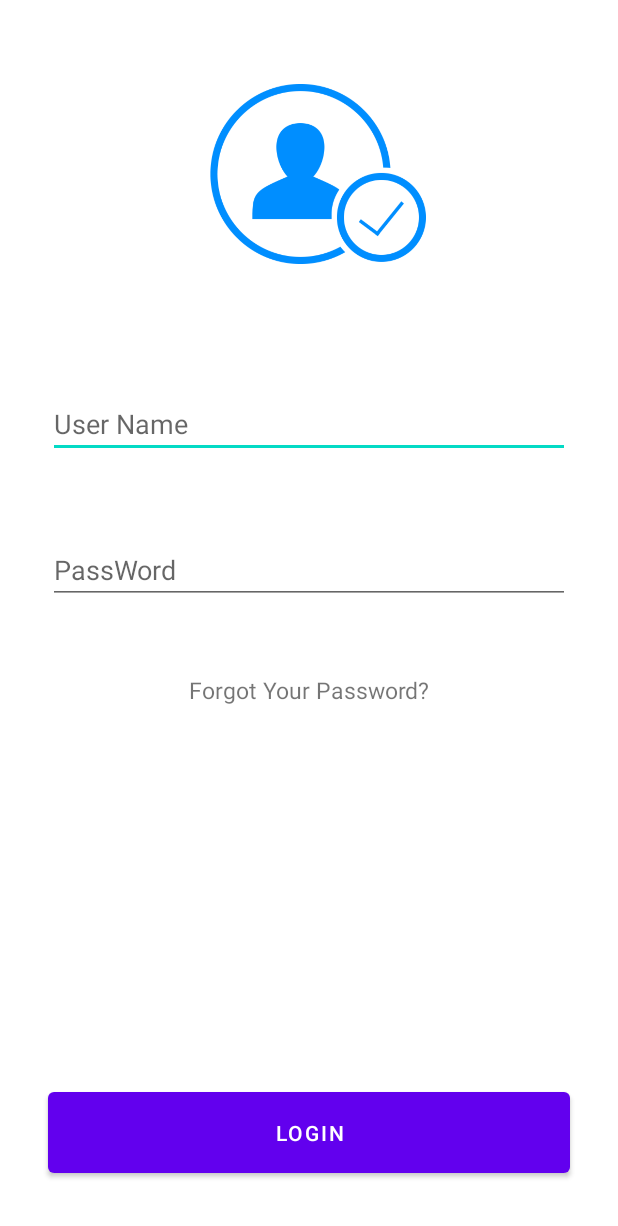
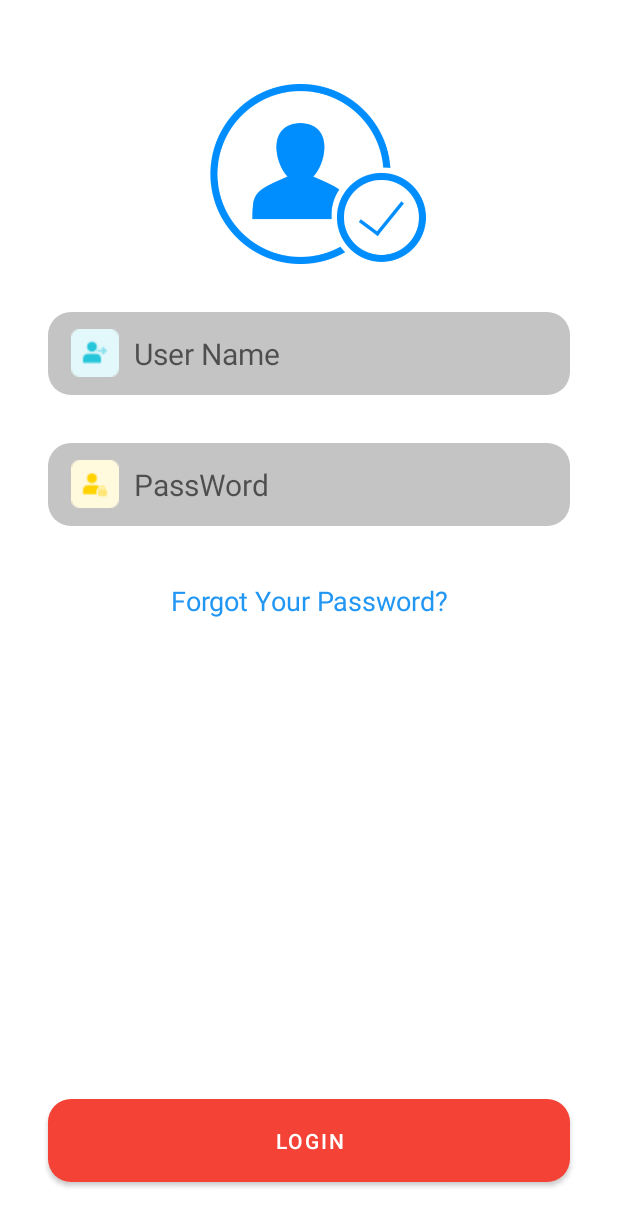
Before and after one commit to MaiKienCuong/android_code, an Android app: the screen it shows after launch (MainActivity), on a phone screen of 412 x 824 dp. Shown: the top 1226 px of the screen. Run offline under Robolectric (Android 15) with nearby library versions, the phone set to English and light mode, and no system bars.

Commit message:
update login form

```diff
--- /dev/null
+++ b/LoginForm/app/src/main/res/drawable-v24/bgtext.xml
@@ -0,0 +1,6 @@
+<?xml version="1.0" encoding="utf-8"?>
+<shape xmlns:android="http://schemas.android.com/apk/res/android"
+    android:shape="rectangle">
+    <solid android:color="#c4c4c4"></solid>
+    <corners android:radius="15dp"></corners>
+</shape>
--- /dev/null
+++ b/LoginForm/app/src/main/res/drawable/bgbtn.xml
@@ -0,0 +1,6 @@
+<?xml version="1.0" encoding="utf-8"?>
+<shape xmlns:android="http://schemas.android.com/apk/res/android"
+    android:shape="rectangle">
+    <solid android:color="#F44336"></solid>
+    <corners android:radius="15dp"></corners>
+</shape>
--- a/LoginForm/app/src/main/res/layout/activity_main.xml
+++ b/LoginForm/app/src/main/res/layout/activity_main.xml
@@ -9,13 +9,15 @@
     <Button
         android:id="@+id/button"
         android:layout_width="0dp"
-        android:layout_height="66dp"
+        android:layout_height="55dp"
         android:layout_marginStart="32dp"
         android:layout_marginLeft="32dp"
         android:layout_marginEnd="32dp"
         android:layout_marginRight="32dp"
         android:layout_marginBottom="36dp"
+        android:background="@drawable/bgbtn"
         android:text="Login"
+        app:backgroundTint="@null"
         app:layout_constraintBottom_toBottomOf="parent"
         app:layout_constraintEnd_toEndOf="parent"
         app:layout_constraintHorizontal_bias="0.0"
@@ -25,15 +27,21 @@
     <EditText
         android:id="@+id/editTextTextPersonName"
         android:layout_width="0dp"
-        android:layout_height="45dp"
+        android:layout_height="55dp"
         android:layout_marginStart="32dp"
         android:layout_marginLeft="32dp"
-        android:layout_marginTop="84dp"
+        android:layout_marginTop="32dp"
         android:layout_marginEnd="32dp"
         android:layout_marginRight="32dp"
+        android:background="@drawable/bgtext"
+        android:drawableLeft="@drawable/user"
+        android:drawablePadding="10dp"
         android:ems="10"
         android:hint="User Name"
         android:inputType="textPersonName"
+        android:paddingLeft="15dp"
+        android:paddingRight="5dp"
+        android:textSize="20sp"
         app:layout_constraintEnd_toEndOf="parent"
         app:layout_constraintHorizontal_bias="0.0"
         app:layout_constraintStart_toStartOf="parent"
@@ -42,15 +50,21 @@
     <EditText
         android:id="@+id/editTextTextPassword"
         android:layout_width="0dp"
-        android:layout_height="wrap_content"
+        android:layout_height="55dp"
         android:layout_marginStart="32dp"
         android:layout_marginLeft="32dp"
-        android:layout_marginTop="52dp"
+        android:layout_marginTop="32dp"
         android:layout_marginEnd="32dp"
         android:layout_marginRight="32dp"
+        android:background="@drawable/bgtext"
+        android:drawableLeft="@drawable/pass"
+        android:drawablePadding="10dp"
         android:ems="10"
         android:hint="PassWord"
         android:inputType="textPassword"
+        android:paddingLeft="15dp"
+        android:paddingRight="5dp"
+        android:textSize="20sp"
         app:layout_constraintEnd_toEndOf="parent"
         app:layout_constraintHorizontal_bias="0.0"
         app:layout_constraintStart_toStartOf="parent"
@@ -62,12 +76,13 @@
         android:layout_height="35dp"
         android:layout_marginStart="32dp"
         android:layout_marginLeft="32dp"
-        android:layout_marginTop="40dp"
+        android:layout_marginTop="32dp"
         android:layout_marginEnd="32dp"
         android:layout_marginRight="32dp"
         android:gravity="center"
         android:text="Forgot Your Password?"
-        android:textSize="15sp"
+        android:textColor="#2196F3"
+        android:textSize="18sp"
         app:layout_constraintEnd_toEndOf="parent"
         app:layout_constraintHorizontal_bias="0.0"
         app:layout_constraintStart_toStartOf="parent"
--- a/LoginForm/app/src/main/res/values/colors.xml
+++ b/LoginForm/app/src/main/res/values/colors.xml
@@ -1,8 +1,8 @@
 <?xml version="1.0" encoding="utf-8"?>
 <resources>
     <color name="purple_200">#FFBB86FC</color>
-    <color name="purple_500">#FF6200EE</color>
-    <color name="purple_700">#FF3700B3</color>
+    <color name="purple_500">#CCF44336</color>
+    <color name="purple_700">#CCF44336</color>
     <color name="teal_200">#FF03DAC5</color>
     <color name="teal_700">#FF018786</color>
     <color name="black">#FF000000</color>
--- a/Sprinner/app/build.gradle
+++ b/Sprinner/app/build.gradle
@@ -33,6 +33,7 @@ dependencies {
     implementation 'androidx.appcompat:appcompat:1.2.0'
     implementation 'com.google.android.material:material:1.3.0'
     implementation 'androidx.constraintlayout:constraintlayout:2.0.4'
+    implementation 'androidx.legacy:legacy-support-v4:1.0.0'
     testImplementation 'junit:junit:4.+'
     androidTestImplementation 'androidx.test.ext:junit:1.1.2'
     androidTestImplementation 'androidx.test.espresso:espresso-core:3.3.0'
--- a/Sprinner/app/src/main/AndroidManifest.xml
+++ b/Sprinner/app/src/main/AndroidManifest.xml
@@ -9,6 +9,7 @@
         android:roundIcon="@mipmap/ic_launcher_round"
         android:supportsRtl="true"
         android:theme="@style/Theme.Sprinner">
+        <activity android:name=".MainActivity2"></activity>
         <activity android:name=".MainActivity">
             <intent-filter>
                 <action android:name="android.intent.action.MAIN" />
--- a/Sprinner/app/src/main/java/com/maikiencuong/sprinner/AoThun.java
+++ b/Sprinner/app/src/main/java/com/maikiencuong/sprinner/AoThun.java
@@ -1,6 +1,8 @@
 package com.maikiencuong.sprinner;
 
-public class AoThun {
+import java.io.Serializable;
+
+public class AoThun implements Serializable {
     private String ten;
     private double gia;
     private int image;
--- /dev/null
+++ b/Sprinner/app/src/main/res/drawable-v24/bgitem.xml
@@ -0,0 +1,6 @@
+<?xml version="1.0" encoding="utf-8"?>
+<shape xmlns:android="http://schemas.android.com/apk/res/android"
+    android:shape="rectangle">
+    <corners android:radius="50px"></corners>
+    <solid android:color="#F4DDDD"></solid>
+</shape>
--- a/Sprinner/app/src/main/res/drawable/image_tshirt.xml
+++ b/Sprinner/app/src/main/res/drawable/image_tshirt.xml
@@ -1,7 +1,7 @@
 <vector xmlns:android="http://schemas.android.com/apk/res/android" xmlns:aapt="http://schemas.android.com/aapt"
     android:viewportWidth="112.6732"
     android:viewportHeight="97.74358"
-    android:width="112.6732dp"
+    android:width="97.74357dp"
     android:height="97.74357dp">
     <group
         android:translateX="-239.0958"
--- a/Sprinner/app/src/main/res/values/strings.xml
+++ b/Sprinner/app/src/main/res/values/strings.xml
@@ -1,3 +1,5 @@
 <resources>
     <string name="app_name">Sprinner</string>
+    <!-- TODO: Remove or change this placeholder text -->
+    <string name="hello_blank_fragment">Hello blank fragment</string>
 </resources>
```
Also changed, not shown: Sprinner/app/src/main/java/com/maikiencuong/sprinner/CustomAdapter.java (+8 -10 lines), Sprinner/app/src/main/java/com/maikiencuong/sprinner/FragmentContent.java (added, +69 -0 lines), Sprinner/app/src/main/java/com/maikiencuong/sprinner/MainActivity.java (+11 -10 lines), Sprinner/app/src/main/java/com/maikiencuong/sprinner/MainActivity2.java (added, +19 -0 lines), Sprinner/app/src/main/res/layout/activity_main.xml (+14 -5 lines), Sprinner/app/src/main/res/layout/activity_main2.xml (added, +28 -0 lines), Sprinner/app/src/main/res/layout/custom_list_view.xml (+52 -30 lines), Sprinner/app/src/main/res/layout/fragment_content.xml (added, +14 -0 lines), LoginForm/app/src/main/res/drawable/pass.png (added), LoginForm/app/src/main/res/drawable/user.png (added).
